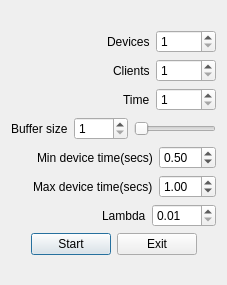
Old version of the form src/MainWindow/startupDialog.ui in the repository Hryapusek/aps-qt.
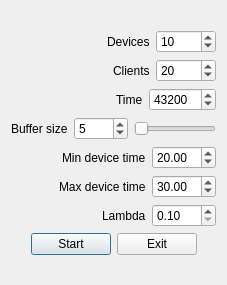
New version of the form.

Commit message: upd: "secs" was removed bcs it was never meant to be here

Patch:
```diff
--- a/src/MainWindow/startupDialog.ui
+++ b/src/MainWindow/startupDialog.ui
@@ -84,6 +84,9 @@
            <property name="maximum">
             <number>90</number>
            </property>
+           <property name="value">
+            <number>10</number>
+           </property>
           </widget>
          </item>
         </layout>
@@ -136,6 +139,9 @@
            <property name="maximum">
             <number>90</number>
            </property>
+           <property name="value">
+            <number>20</number>
+           </property>
           </widget>
          </item>
         </layout>
@@ -186,7 +192,10 @@
             <number>1</number>
            </property>
            <property name="maximum">
-            <number>1000</number>
+            <number>100000</number>
+           </property>
+           <property name="value">
+            <number>43200</number>
            </property>
           </widget>
          </item>
@@ -222,6 +231,9 @@
            <property name="maximum">
             <number>1000</number>
            </property>
+           <property name="value">
+            <number>5</number>
+           </property>
           </widget>
          </item>
          <item>
@@ -260,7 +272,7 @@
          <item>
           <widget class="QLabel" name="label_5">
            <property name="text">
-            <string>Min device time(secs)</string>
+            <string>Min device time</string>
            </property>
           </widget>
          </item>
@@ -270,13 +282,13 @@
             <double>0.010000000000000</double>
            </property>
            <property name="maximum">
-            <double>20.000000000000000</double>
+            <double>200.000000000000000</double>
            </property>
            <property name="singleStep">
             <double>0.300000000000000</double>
            </property>
            <property name="value">
-            <double>0.500000000000000</double>
+            <double>20.000000000000000</double>
            </property>
           </widget>
          </item>
@@ -300,7 +312,7 @@
          <item>
           <widget class="QLabel" name="label_6">
            <property name="text">
-            <string>Max device time(secs)</string>
+            <string>Max device time</string>
            </property>
           </widget>
          </item>
@@ -310,13 +322,13 @@
             <double>0.010000000000000</double>
            </property>
            <property name="maximum">
-            <double>20.000000000000000</double>
+            <double>200.000000000000000</double>
            </property>
            <property name="singleStep">
             <double>0.300000000000000</double>
            </property>
            <property name="value">
-            <double>1.000000000000000</double>
+            <double>30.000000000000000</double>
            </property>
           </widget>
          </item>
@@ -347,7 +359,7 @@
          <item>
           <widget class="QDoubleSpinBox" name="lambdaSpin">
            <property name="minimum">
-            <double>0.010000000000000</double>
+            <double>0.100000000000000</double>
            </property>
            <property name="maximum">
             <double>100.000000000000000</double>
```
Left out of the diff: 3 changed lines with no effect on the pictures. The commit also changes 1 other file.
